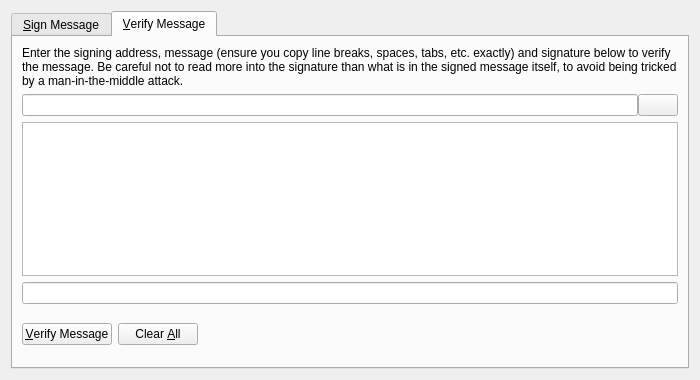
Old version of the form src/qt/forms/signverifymessagedialog.ui in the repository EverGreenCoinDev/EverGreenCoin.
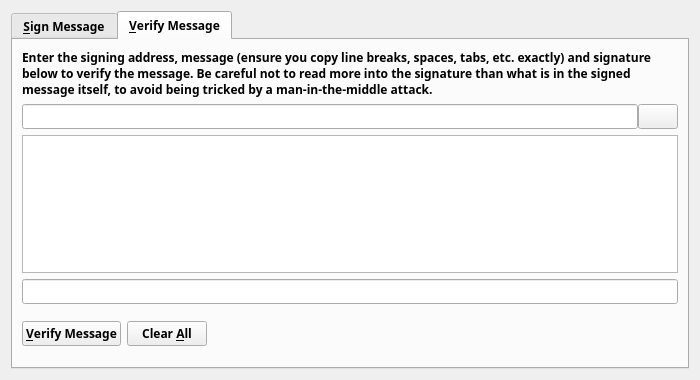
New version of the form. The open tabs and pages were chosen to show the change. Icons and pictures are not drawn. Custom widgets are drawn as their Qt base class.

Diff of the .ui file:
```diff
--- a/src/qt/forms/signverifymessagedialog.ui
+++ b/src/qt/forms/signverifymessagedialog.ui
@@ -19,6 +19,13 @@
   <layout class="QVBoxLayout" name="verticalLayout">
    <item>
     <widget class="QTabWidget" name="tabWidget">
+     <property name="font">
+      <font>
+       <family>Typola</family>
+       <weight>75</weight>
+       <bold>true</bold>
+      </font>
+     </property>
      <property name="currentIndex">
       <number>1</number>
      </property>
@@ -229,6 +236,13 @@
       <layout class="QVBoxLayout" name="verticalLayout_VM">
        <item>
         <widget class="QLabel" name="infoLabel_VM">
+         <property name="font">
+          <font>
+           <family>Typola</family>
+           <weight>75</weight>
+           <bold>true</bold>
+          </font>
+         </property>
          <property name="text">
           <string>Enter the signing address, message (ensure you copy line breaks, spaces, tabs, etc. exactly) and signature below to verify the message. Be careful not to read more into the signature than what is in the signed message itself, to avoid being tricked by a man-in-the-middle attack.</string>
          </property>
@@ -290,6 +304,13 @@
         <layout class="QHBoxLayout" name="horizontalLayout_2_VM">
          <item>
           <widget class="QPushButton" name="verifyMessageButton_VM">
+           <property name="font">
+            <font>
+             <family>Typola</family>
+             <weight>75</weight>
+             <bold>true</bold>
+            </font>
+           </property>
            <property name="toolTip">
             <string>Verify the message to ensure it was signed with the specified EverGreenCoin address</string>
            </property>
@@ -307,6 +328,13 @@
          </item>
          <item>
           <widget class="QPushButton" name="clearButton_VM">
+           <property name="font">
+            <font>
+             <family>Typola</family>
+             <weight>75</weight>
+             <bold>true</bold>
+            </font>
+           </property>
            <property name="toolTip">
             <string>Reset all verify message fields</string>
            </property>
```
Left out of the diff: 2 changed lines with no effect on the pictures.
